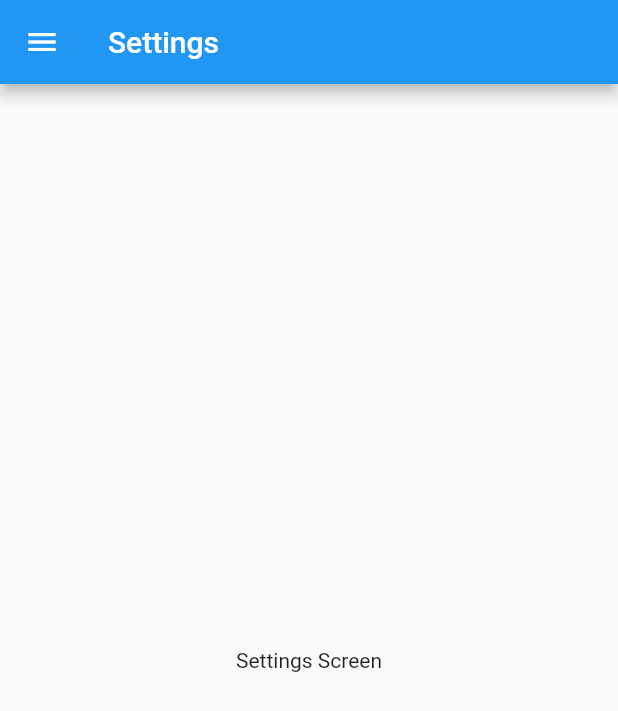
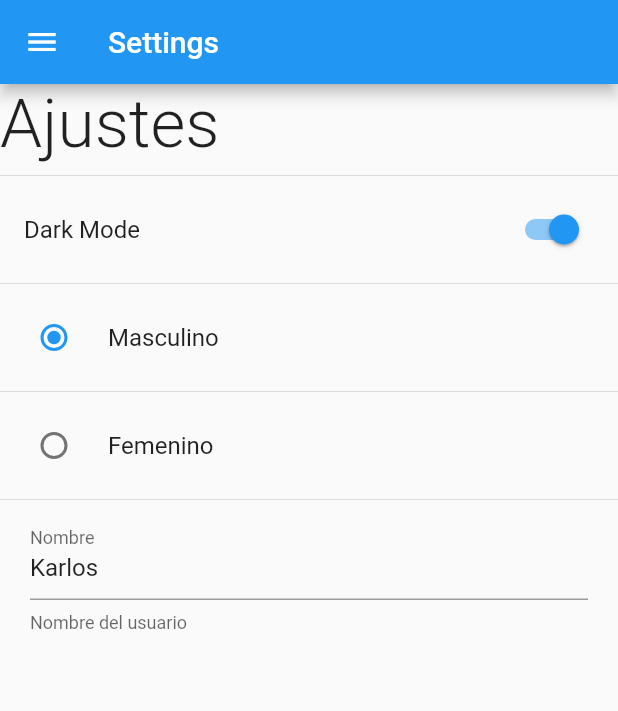
Before and after one commit to karlosDev416/flutter_preferences_app, a Flutter app: the SettingsScreen screen opened by its route, on a phone screen of 412 x 824 dp. Shown: the top 711 px of the screen. Run offline on Flutter 3.47's test engine with Material 2 defaults, Android fonts, the phone set to English and light mode, and no system bars.

Commit message:
Add UI designs - Home & Setting screens

```diff
--- a/lib/screens/home_screen.dart
+++ b/lib/screens/home_screen.dart
@@ -13,9 +13,15 @@ class HomeScreen extends StatelessWidget {
         title: const Text('Home'),
       ),
       drawer: const SideMenu(),
-      body: const Center(
-        child: Text('Home Screen'),
-      ),
+      body:
+          Column(mainAxisAlignment: MainAxisAlignment.center, children: const [
+        Text('isDarkMode: '),
+        Divider(),
+        Text('Género: '),
+        Divider(),
+        Text('Nombre de usuario: '),
+        Divider(),
+      ]),
     );
   }
 }
--- a/lib/screens/settings_screen.dart
+++ b/lib/screens/settings_screen.dart
@@ -8,13 +8,42 @@ class SettingsScreen extends StatelessWidget {
   @override
   Widget build(BuildContext context) {
     return Scaffold(
-      appBar: AppBar(
-        title: const Text('Settings'),
-      ),
-      drawer: const SideMenu(),
-      body: const Center(
-        child: Text('Settings Screen'),
-      ),
-    );
+        appBar: AppBar(
+          title: const Text('Settings'),
+        ),
+        drawer: const SideMenu(),
+        body: SingleChildScrollView(
+          child:
+              Column(crossAxisAlignment: CrossAxisAlignment.start, children: [
+            const Text(
+              'Ajustes',
+              style: TextStyle(fontSize: 45, fontWeight: FontWeight.w300),
+            ),
+            const Divider(),
+            SwitchListTile.adaptive(
+                value: true, title: Text('Dark Mode'), onChanged: (value) {}),
+            const Divider(),
+            RadioListTile(
+                value: 1,
+                groupValue: 1,
+                title: const Text('Masculino'),
+                onChanged: (value) {}),
+            const Divider(),
+            RadioListTile(
+                value: 2,
+                groupValue: 1,
+                title: const Text('Femenino'),
+                onChanged: (value) {}),
+            const Divider(),
+            Padding(
+              padding: const EdgeInsets.symmetric(horizontal: 20),
+              child: TextFormField(
+                initialValue: 'Karlos',
+                decoration: const InputDecoration(
+                    labelText: 'Nombre', helperText: 'Nombre del usuario'),
+              ),
+            )
+          ]),
+        ));
   }
 }
```
